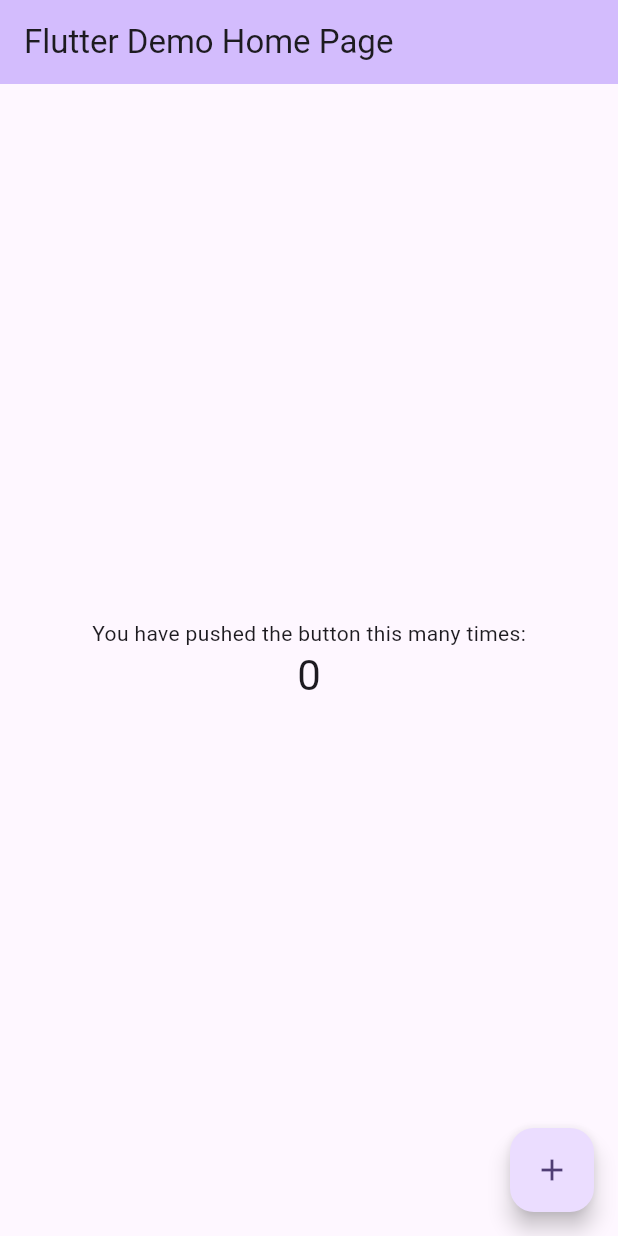
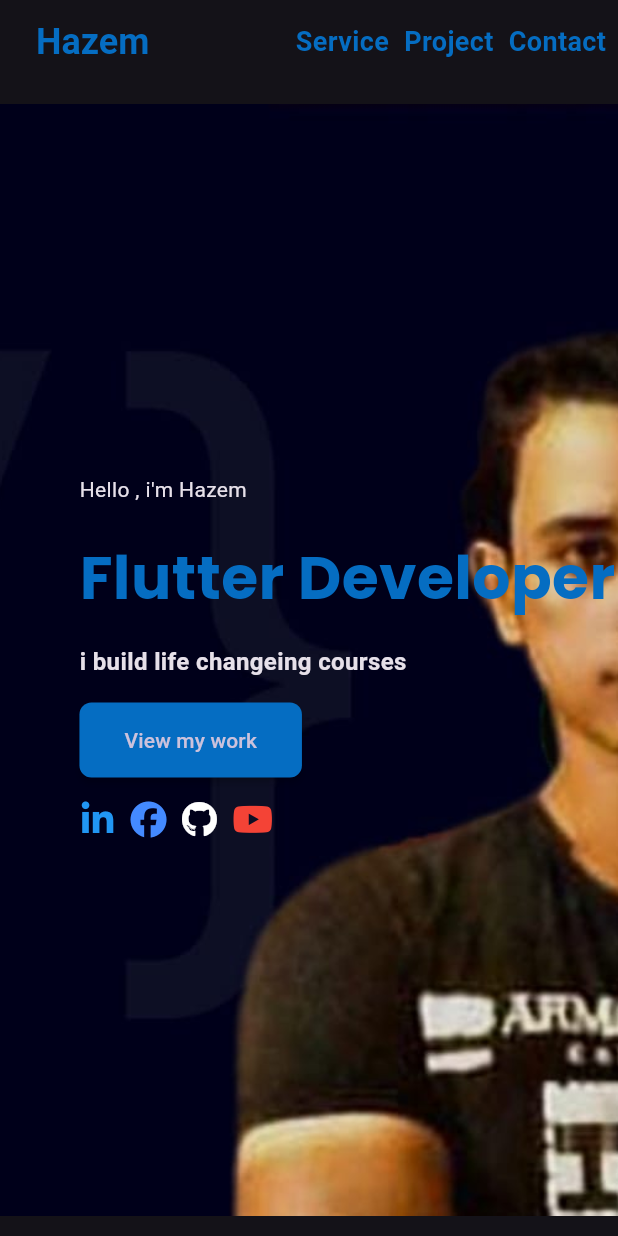
Before and after one commit to HazemHamdy7/protofoilo_flutter, a Flutter app: the screen it shows after launch, on a phone screen of 412 x 824 dp. Run offline on Flutter 3.47's test engine with Material 3 defaults, Android fonts, the phone set to English and light mode, and no system bars; drawn by our look-alikes of animated_text_kit; our stand-ins replace font_awesome_flutter, google_fonts.

Commit message:
Add portfolio main screen and related assets
- Added `.vscode/easycode.ignore` to specify files and directories to ignore.
- Added `assets/images/bg1.jpeg` as a background image.
- Created `lib/constants/assets.dart` to manage asset paths.
- Updated `lib/main.dart` to use the new `MainScreen` widget.
- Added `lib/protofolio/core/colors_app.dart` for application colors.
- Created `lib/protofolio/presentation/screens/main/main.dart` for the main portfolio screen.
- Added `lib/protofolio/presentation/screens/main/widgets/custom_app_bar.dart` for the custom app bar.
- Added `lib/protofolio/presentation/screens/main/widgets/custom_social_icons.dart` for social media icons.
- Added `lib/protofolio/presentation/screens/main/widgets/custom_text.dart` for custom text styling.
- Updated plugin registrants for Linux, macOS, and Windows to include `url_launcher`.
- Updated `pubspec.lock` and `pubspec.yaml` to include new dependencies and assets.

```diff
--- /dev/null
+++ b/lib/constants/assets.dart
@@ -0,0 +1,6 @@
+// ignore_for_file: prefer_single_quotes
+class Assets {
+  Assets._();
+
+  static const String imagesBg1 = "assets/images/bg1.jpeg";
+}
--- a/lib/main.dart
+++ b/lib/main.dart
@@ -1,4 +1,5 @@
 import 'package:flutter/material.dart';
+import 'package:protofoilo/protofolio/presentation/screens/main/main.dart';
 
 void main() {
   runApp(const MyApp());
@@ -7,119 +8,12 @@
 class MyApp extends StatelessWidget {
   const MyApp({super.key});
 
-  // This widget is the root of your application.
   @override
   Widget build(BuildContext context) {
     return MaterialApp(
-      title: 'Flutter Demo',
-      theme: ThemeData(
-        // This is the theme of your application.
-        //
-        // TRY THIS: Try running your application with "flutter run". You'll see
-        // the application has a purple toolbar. Then, without quitting the app,
-        // try changing the seedColor in the colorScheme below to Colors.green
-        // and then invoke "hot reload" (save your changes or press the "hot
-        // reload" button in a Flutter-supported IDE, or press "r" if you used
-        // the command line to start the app).
-        //
-        // Notice that the counter didn't reset back to zero; the application
-        // state is not lost during the reload. To reset the state, use hot
-        // restart instead.
-        //
-        // This works for code too, not just values: Most code changes can be
-        // tested with just a hot reload.
-        colorScheme: ColorScheme.fromSeed(seedColor: Colors.deepPurple),
-        useMaterial3: true,
-      ),
-      home: const MyHomePage(title: 'Flutter Demo Home Page'),
+      debugShowCheckedModeBanner: false,
+      theme: ThemeData.dark(),
+      home: MainScreen(),
     );
   }
 }
-
-class MyHomePage extends StatefulWidget {
-  const MyHomePage({super.key, required this.title});
-
-  // This widget is the home page of your application. It is stateful, meaning
-  // that it has a State object (defined below) that contains fields that affect
-  // how it looks.
-
-  // This class is the configuration for the state. It holds the values (in this
-  // case the title) provided by the parent (in this case the App widget) and
-  // used by the build method of the State. Fields in a Widget subclass are
-  // always marked "final".
-
-  final String title;
-
-  @override
-  State<MyHomePage> createState() => _MyHomePageState();
-}
-
-class _MyHomePageState extends State<MyHomePage> {
-  int _counter = 0;
-
-  void _incrementCounter() {
-    setState(() {
-      // This call to setState tells the Flutter framework that something has
-      // changed in this State, which causes it to rerun the build method below
-      // so that the display can reflect the updated values. If we changed
-      // _counter without calling setState(), then the build method would not be
-      // called again, and so nothing would appear to happen.
-      _counter++;
-    });
-  }
-
-  @override
-  Widget build(BuildContext context) {
-    // This method is rerun every time setState is called, for instance as done
-    // by the _incrementCounter method above.
-    //
-    // The Flutter framework has been optimized to make rerunning build methods
-    // fast, so that you can just rebuild anything that needs updating rather
-    // than having to individually change instances of widgets.
-    return Scaffold(
-      appBar: AppBar(
-        // TRY THIS: Try changing the color here to a specific color (to
-        // Colors.amber, perhaps?) and trigger a hot reload to see the AppBar
-        // change color while the other colors stay the same.
-        backgroundColor: Theme.of(context).colorScheme.inversePrimary,
-        // Here we take the value from the MyHomePage object that was created by
-        // the App.build method, and use it to set our appbar title.
-        title: Text(widget.title),
-      ),
-      body: Center(
-        // Center is a layout widget. It takes a single child and positions it
-        // in the middle of the parent.
-        child: Column(
-          // Column is also a layout widget. It takes a list of children and
-          // arranges them vertically. By default, it sizes itself to fit its
-          // children horizontally, and tries to be as tall as its parent.
-          //
-          // Column has various properties to control how it sizes itself and
-          // how it positions its children. Here we use mainAxisAlignment to
-          // center the children vertically; the main axis here is the vertical
-          // axis because Columns are vertical (the cross axis would be
-          // horizontal).
-          //
-          // TRY THIS: Invoke "debug painting" (choose the "Toggle Debug Paint"
-          // action in the IDE, or press "p" in the console), to see the
-          // wireframe for each widget.
-          mainAxisAlignment: MainAxisAlignment.center,
-          children: <Widget>[
-            const Text(
-              'You have pushed the button this many times:',
-            ),
-            Text(
-              '$_counter',
-              style: Theme.of(context).textTheme.headlineMedium,
-            ),
-          ],
-        ),
-      ),
-      floatingActionButton: FloatingActionButton(
-        onPressed: _incrementCounter,
-        tooltip: 'Increment',
-        child: const Icon(Icons.add),
-      ), // This trailing comma makes auto-formatting nicer for build methods.
-    );
-  }
-}
--- /dev/null
+++ b/lib/protofolio/core/colors_app.dart
@@ -0,0 +1,6 @@
+import 'package:flutter/material.dart';
+
+class ColorsApp {
+  static const Color backGround = Color(0x0ff0f0f0);
+  static const Color bgTitle = Color.fromARGB(255, 5, 109, 194);
+}
--- /dev/null
+++ b/lib/protofolio/presentation/screens/main/main.dart
@@ -0,0 +1,127 @@
+import 'package:animated_text_kit/animated_text_kit.dart';
+import 'package:flutter/material.dart';
+import 'package:google_fonts/google_fonts.dart';
+import 'package:protofoilo/constants/assets.dart';
+import 'package:protofoilo/protofolio/core/colors_app.dart';
+import 'package:protofoilo/protofolio/presentation/screens/main/widgets/custom_app_bar.dart';
+import 'package:protofoilo/protofolio/presentation/screens/main/widgets/custom_social_icons.dart';
+import 'package:protofoilo/protofolio/presentation/screens/main/widgets/custom_text.dart';
+
+class MainScreen extends StatelessWidget {
+  const MainScreen({super.key});
+
+  @override
+  Widget build(BuildContext context) {
+    const colorizeColors = [
+      Colors.purple,
+      Colors.blue,
+      Colors.yellow,
+      Colors.red,
+    ];
+
+    const colorizeTextStyle = TextStyle(
+      fontSize: 24.0,
+      fontFamily: 'Horizon',
+    );
+
+    return Scaffold(
+      appBar: PreferredSize(
+        preferredSize: const Size.fromHeight(kToolbarHeight),
+        child: Padding(
+          padding: const EdgeInsets.all(8.0),
+          child: CustomAppBar(),
+        ),
+      ),
+      body: SafeArea(
+        child: Column(
+          crossAxisAlignment: CrossAxisAlignment.center,
+          mainAxisAlignment: MainAxisAlignment.center,
+          children: [
+            Stack(
+              children: [
+                Image.asset(
+                  height: MediaQuery.sizeOf(context).height * 0.9,
+                  Assets.imagesBg1,
+                  fit: BoxFit.cover,
+                  width: double.infinity,
+                ),
+                Positioned(
+                  top: MediaQuery.sizeOf(context).height * 0.3,
+                  left: MediaQuery.sizeOf(context).width * 0.08,
+                  child: Padding(
+                    padding: const EdgeInsets.symmetric(horizontal: 20),
+                    child: Column(
+                      mainAxisAlignment: MainAxisAlignment.spaceEvenly,
+                      crossAxisAlignment: CrossAxisAlignment.start,
+                      children: [
+                        CustomText(text: "Hello , i'm Hazem"),
+                        SizedBox(height: 20),
+                        AnimatedTextKit(
+                          totalRepeatCount: 2,
+                          animatedTexts: [
+                            WavyAnimatedText(
+                              'Flutter Developer',
+                              textStyle: TextStyle(
+                                fontSize: 40,
+                                fontFamily: GoogleFonts.poppins().fontFamily,
+                                fontWeight: FontWeight.bold,
+                                color: ColorsApp.bgTitle,
+                              ),
+                            ),
+                          ],
+                        ),
+                        SizedBox(height: 16),
+                        // AnimatedTextKit(
+                        //   animatedTexts: [
+                        //     ColorizeAnimatedText(
+                        //       'Larry Page',
+                        //       textStyle: colorizeTextStyle,
+                        //       colors: colorizeColors,
+                        //     ),
+                        //     ColorizeAnimatedText(
+                        //       'Bill Gates',
+                        //       textStyle: colorizeTextStyle,
+                        //       colors: colorizeColors,
+                        //     ),
+                        //     ColorizeAnimatedText(
+                        //       'Steve Jobs',
+                        //       textStyle: colorizeTextStyle,
+                        //       colors: colorizeColors,
+                        //     ),
+                        //   ],
+                        //   isRepeatingAnimation: true,
+                        //   onTap: () {},
+                        // ),
+                        CustomText(
+                          text: "i build life changeing courses",
+                          fontSize: 16,
+                          fontWeight: FontWeight.bold,
+                        ),
+                        SizedBox(height: 16),
+                        MaterialButton(
+                          padding: EdgeInsets.symmetric(
+                              horizontal: 30, vertical: 15),
+                          shape: RoundedRectangleBorder(
+                            borderRadius: BorderRadius.circular(8),
+                          ),
+                          animationDuration: Duration(milliseconds: 300),
+                          textTheme: ButtonTextTheme.accent,
+                          clipBehavior: Clip.antiAlias,
+                          color: ColorsApp.bgTitle,
+                          onPressed: () {},
+                          child: Text('View my work'),
+                        ),
+                        SizedBox(height: 16),
+                        CustomSocialIcons(),
+                      ],
+                    ),
+                  ),
+                )
+              ],
+            )
+          ],
+        ),
+      ),
+    );
+  }
+}
--- /dev/null
+++ b/lib/protofolio/presentation/screens/main/widgets/custom_app_bar.dart
@@ -0,0 +1,46 @@
+import 'package:flutter/material.dart';
+import 'package:protofoilo/protofolio/core/colors_app.dart';
+import 'package:protofoilo/protofolio/presentation/screens/main/widgets/custom_text.dart';
+
+class CustomAppBar extends StatelessWidget {
+  const CustomAppBar({
+    super.key,
+  });
+
+  @override
+  Widget build(BuildContext context) {
+    return AppBar(
+      title: CustomText(
+        text: 'Hazem',
+        color: ColorsApp.bgTitle,
+        fontSize: 24,
+        fontWeight: FontWeight.bold,
+      ),
+      actions: [
+        Row(
+          spacing: 10,
+          children: [
+            CustomText(
+              text: 'Service',
+              color: ColorsApp.bgTitle,
+              fontSize: 18,
+              fontWeight: FontWeight.bold,
+            ),
+            CustomText(
+              text: 'Project',
+              color: ColorsApp.bgTitle,
+              fontSize: 18,
+              fontWeight: FontWeight.bold,
+            ),
+            CustomText(
+              text: 'Contact',
+              color: ColorsApp.bgTitle,
+              fontSize: 18,
+              fontWeight: FontWeight.bold,
+            ),
+          ],
+        )
+      ],
+    );
+  }
+}
--- /dev/null
+++ b/lib/protofolio/presentation/screens/main/widgets/custom_social_icons.dart
@@ -0,0 +1,46 @@
+import 'package:flutter/material.dart';
+import 'package:font_awesome_flutter/font_awesome_flutter.dart';
+import 'package:url_launcher/url_launcher.dart';
+
+class CustomSocialIcons extends StatelessWidget {
+  const CustomSocialIcons({super.key});
+
+  Future<void> _launchURL(String url) async {
+    final Uri uri = Uri.parse(url);
+    if (await canLaunchUrl(uri)) {
+      await launchUrl(uri, mode: LaunchMode.externalApplication);
+    } else {
+      throw 'Could not launch $url';
+    }
+  }
+
+  @override
+  Widget build(BuildContext context) {
+    return Row(
+      mainAxisAlignment: MainAxisAlignment.center,
+      children: [
+        InkWell(
+          onTap: () => _launchURL('https://www.linkedin.com/feed/'),
+          child:
+              Icon(FontAwesomeIcons.linkedinIn, size: 24, color: Colors.blue),
+        ),
+        SizedBox(width: 10),
+        InkWell(
+          onTap: () => _launchURL('https://www.facebook.com'),
+          child: Icon(FontAwesomeIcons.facebook,
+              size: 24, color: Colors.blueAccent),
+        ),
+        SizedBox(width: 10),
+        InkWell(
+          onTap: () => _launchURL('https://github.com/HazemHamdy7'),
+          child: Icon(FontAwesomeIcons.github, size: 24),
+        ),
+        SizedBox(width: 10),
+        InkWell(
+          onTap: () => _launchURL('https://www.youtube.com'),
+          child: Icon(FontAwesomeIcons.youtube, size: 24, color: Colors.red),
+        ),
+      ],
+    );
+  }
+}
--- /dev/null
+++ b/lib/protofolio/presentation/screens/main/widgets/custom_text.dart
@@ -0,0 +1,27 @@
+import 'package:flutter/material.dart';
+
+class CustomText extends StatelessWidget {
+  const CustomText({
+    super.key,
+    required this.text,
+    this.color,
+    this.fontSize,
+    this.fontWeight,
+  });
+
+  final String text;
+  final double? fontSize;
+  final Color? color;
+  final FontWeight? fontWeight;
+  @override
+  Widget build(BuildContext context) {
+    return Text(
+      text,
+      style: TextStyle(
+        fontSize: fontSize,
+        color: color,
+        fontWeight: fontWeight,
+      ),
+    );
+  }
+}
```
Also changed, not shown: pubspec.yaml (+13 -4 lines), assets/images/bg1.jpeg (added), pubspec.lock, 5 other files.
